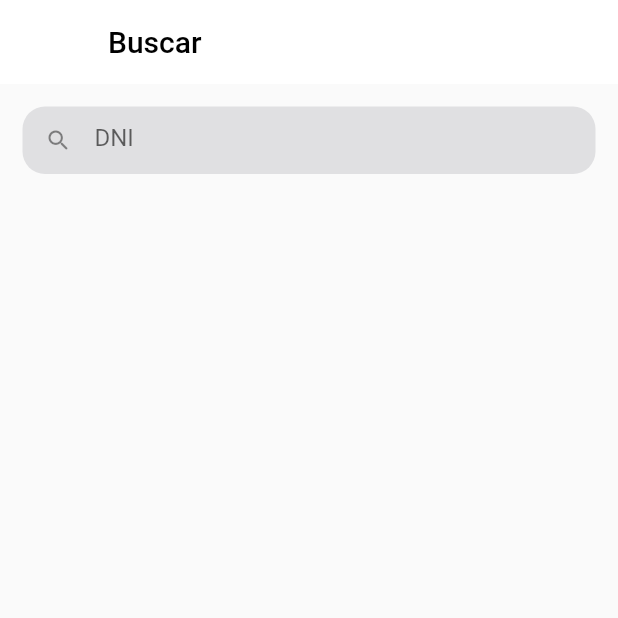
After one commit to braiann/hp-frontend, a Flutter app: the Buscar screen opened directly, on a phone screen of 412 x 824 dp, the top half of it. The commit adds this screen. Run offline on Flutter 3.47's test engine with Material 2 defaults, Android fonts, the light colour scheme and no system bars.

Commit message:
pantalla buscar

```diff
--- /dev/null
+++ b/lib/screens/buscar.dart
@@ -0,0 +1,52 @@
+import 'package:flutter/cupertino.dart';
+import 'package:flutter/material.dart';
+
+class Buscar extends StatelessWidget {
+  const Buscar({Key? key}) : super(key: key);
+
+  @override
+  Widget build(BuildContext context) {
+    return Scaffold(
+      appBar: AppBar(
+        title: const Text(
+          'Buscar',
+          style: TextStyle(color: Colors.black),
+        ),
+        backgroundColor: Colors.white,
+        elevation: 0,
+      ),
+      body: Padding(
+        padding: const EdgeInsets.all(15.0),
+        child: Column(
+          children: [
+            SizedBox(
+              height: 45,
+              child: TextField(
+                keyboardType: const TextInputType.numberWithOptions(),
+                decoration: InputDecoration(
+                  prefixIcon: const Icon(Icons.search_rounded),
+                  hintText: 'DNI',
+                  isDense: true,
+                  enabledBorder: OutlineInputBorder(
+                    borderRadius: BorderRadius.circular(15.0),
+                    borderSide: const BorderSide(
+                      color: Colors.transparent,
+                    ),
+                  ),
+                  focusedBorder: OutlineInputBorder(
+                    borderRadius: BorderRadius.circular(15.0),
+                    borderSide: const BorderSide(
+                      color: Colors.transparent,
+                    ),
+                  ),
+                  fillColor: const Color(0xFFe0e0e2),
+                  filled: true,
+                ),
+              ),
+            ),
+          ],
+        ),
+      ),
+    );
+  }
+}
--- a/lib/screens/home.dart
+++ b/lib/screens/home.dart
@@ -1,5 +1,7 @@
 import 'package:flutter/material.dart';
 import 'package:hp_frontend/screens/mi_informacion.dart';
+
+import 'buscar.dart';
 
 class Home extends StatefulWidget {
   const Home({Key? key}) : super(key: key);
@@ -14,7 +16,7 @@ class _HomeState extends State<Home> {
     Container(),
     Container(),
     const MiInformacion(),
-    Container(),
+    const Buscar(),
   ];
   @override
   Widget build(BuildContext context) {
```
